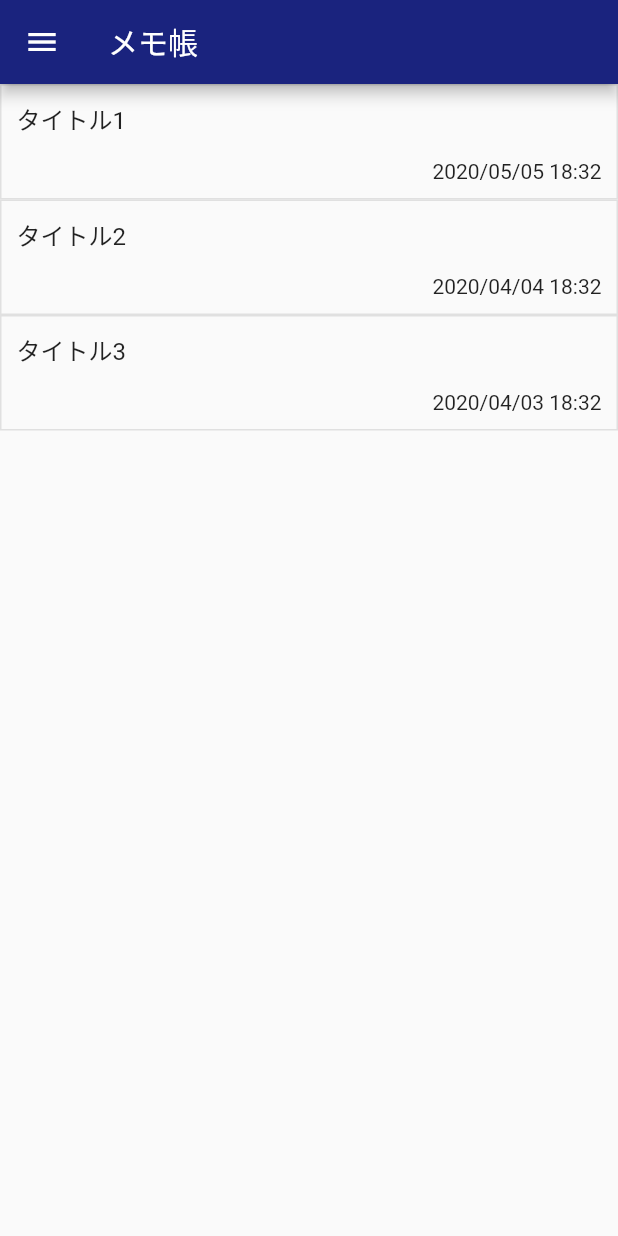
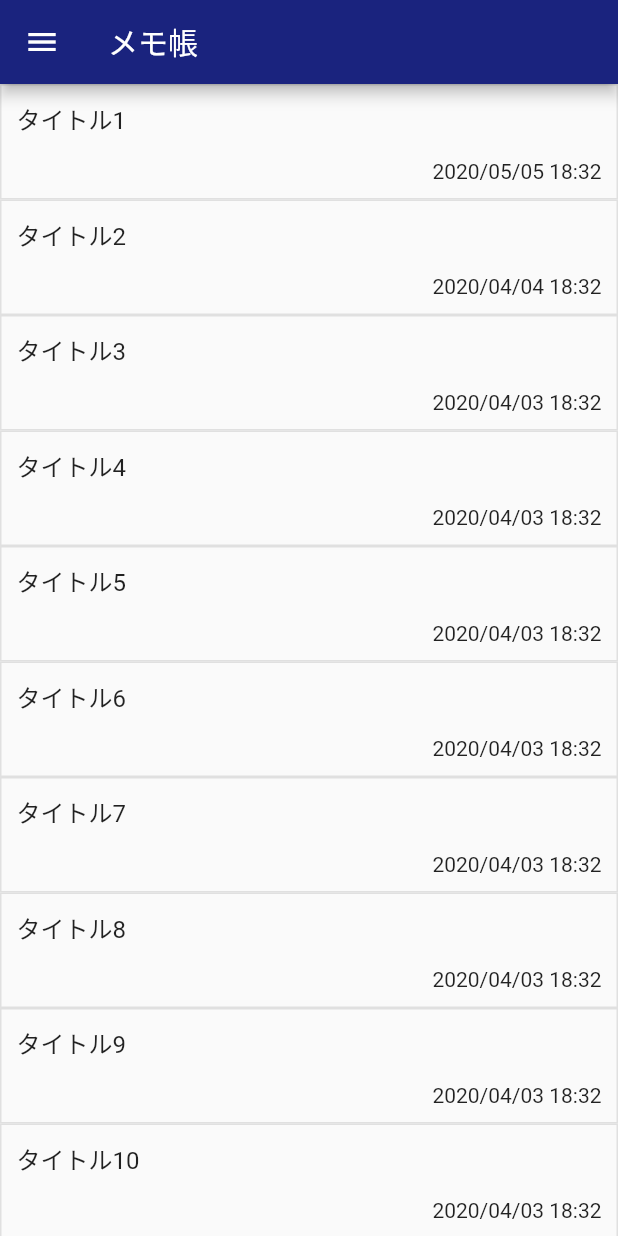
Before and after one commit to enutake/flutter_practice, a Flutter app: the screen it shows after launch, on a phone screen of 412 x 824 dp. Run offline on Flutter 3.47's test engine with Material 2 defaults, Android fonts, the phone set to English and light mode, and no system bars.

Commit message:
refactor: jsonのデータ数を10個に増やして画面いっぱいにメモ表示させる

```diff
--- a/memo_list/memo_list/lib/main.dart
+++ b/memo_list/memo_list/lib/main.dart
@@ -77,6 +77,34 @@ class ListState extends State<MyHomePage> {
         "title": "タイトル3",
         "time": "2020/04/03 18:32"
       },
+      {
+        "title": "タイトル4",
+        "time": "2020/04/03 18:32"
+      },
+      {
+        "title": "タイトル5",
+        "time": "2020/04/03 18:32"
+      },
+      {
+        "title": "タイトル6",
+        "time": "2020/04/03 18:32"
+      },
+      {
+        "title": "タイトル7",
+        "time": "2020/04/03 18:32"
+      },
+      {
+        "title": "タイトル8",
+        "time": "2020/04/03 18:32"
+      },
+      {
+        "title": "タイトル9",
+        "time": "2020/04/03 18:32"
+      },
+      {
+        "title": "タイトル10",
+        "time": "2020/04/03 18:32"
+      },
     ];
     return Column(
       children: List.generate(memoList.length, (i) => memo(title: memoList[i]["title"], time: memoList[i]["time"]))
```
